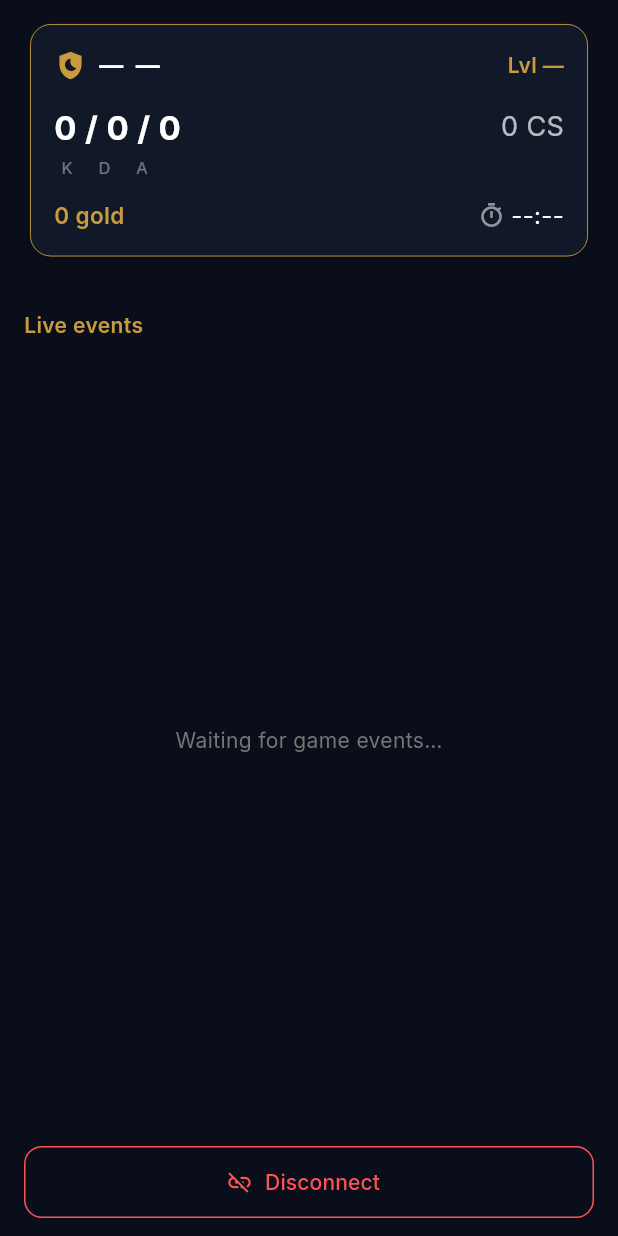
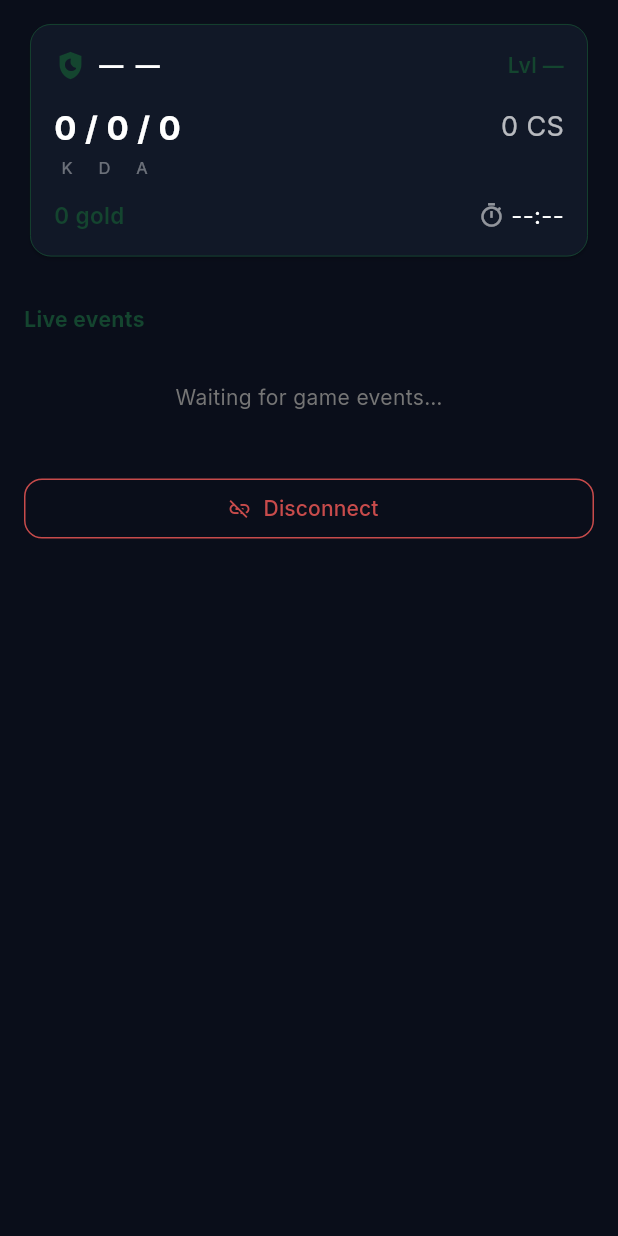
Before and after one commit to arena-chain/front-flutter, a Flutter app: the LolInGameScreen screen opened directly, on a phone screen of 412 x 824 dp. Run offline on Flutter 3.47's test engine with Material 3 defaults, Android fonts, the phone set to English and light mode, and no system bars; our stand-ins replace audioplayers, file_picker, flutter_map, google_fonts, google_sign_in, image_picker and 6 more; missing offline and left inert: flutter_webrtc, pointycastle; accounts and stored records are empty; network calls fail.

Commit message:
lol control works

```diff
--- a/lib/features/lol_control/lol_in_game_screen.dart
+++ b/lib/features/lol_control/lol_in_game_screen.dart
@@ -9,7 +9,7 @@ import 'package:arena_chain_flutter/services/rift_service.dart';
 import 'package:arena_chain_flutter/features/lol_control/lol_control_pairing_screen.dart';
 
 const _kBg = Color(0xFF0A0E1A);
-const _kGold = Color(0xFFC89B3C);
+const _kGold = Color(0xFF14452F);
 const _kSurface = Color(0xFF111827);
 const _kEnemyRed = Color(0xFFC84B4B);
 
@@ -353,38 +353,63 @@ class _LolInGameScreenState extends State<LolInGameScreen> {
           children: [
             Padding(
               padding: const EdgeInsets.symmetric(horizontal: 16, vertical: 12),
-              child: Column(
-                crossAxisAlignment: CrossAxisAlignment.stretch,
-                children: [
-                  _buildStatsCard(gs, timeStr),
-                  const SizedBox(height: 8),
-                  _buildTeamScoreBar(gs),
-                  const SizedBox(height: 8),
-                  _buildTeamScoresCard(gs),
-                  const SizedBox(height: 16),
-                  const Text(
+              child: CustomScrollView(
+                slivers: [
+                  SliverToBoxAdapter(child: _buildStatsCard(gs, timeStr)),
+                  const SliverToBoxAdapter(child: SizedBox(height: 8)),
+                  SliverToBoxAdapter(child: _buildTeamScoreBar(gs)),
+                  const SliverToBoxAdapter(child: SizedBox(height: 8)),
+                  SliverToBoxAdapter(child: _buildTeamScoresCard(gs)),
+                  const SliverToBoxAdapter(child: SizedBox(height: 12)),
+                  const SliverToBoxAdapter(
+                    child: Text(
                       'Live events',
                       style: TextStyle(
                         color: _kGold,
                         fontSize: 14,
-                      fontWeight: FontWeight.w600,
-                    ),
-                  ),
-                  const SizedBox(height: 8),
-                  Expanded(child: _buildEventList()),
-                  const SizedBox(height: 12),
-                  SizedBox(
-                    height: 48,
-                    child: OutlinedButton.icon(
-                      onPressed: _disconnectToPairing,
-                      icon: const Icon(Icons.link_off, color: Colors.redAccent),
-                      label: const Text('Disconnect', style: TextStyle(color: Colors.redAccent)),
-                      style: OutlinedButton.styleFrom(
-                        side: const BorderSide(color: Colors.redAccent),
-                        shape: RoundedRectangleBorder(borderRadius: BorderRadius.circular(12)),
+                        fontWeight: FontWeight.w700,
                       ),
                     ),
                   ),
+                  const SliverToBoxAdapter(child: SizedBox(height: 8)),
+                  if (_events.isEmpty)
+                    SliverToBoxAdapter(
+                      child: Padding(
+                        padding: const EdgeInsets.symmetric(vertical: 24),
+                        child: Center(
+                          child: Text(
+                            'Waiting for game events…',
+                            style: TextStyle(color: Colors.grey[600], fontSize: 14),
+                          ),
+                        ),
+                      ),
+                    )
+                  else
+                    SliverList(
+                      delegate: SliverChildBuilderDelegate(
+                        (context, index) => _buildEventItem(index),
+                        childCount: _events.length,
+                      ),
+                    ),
+                  const SliverToBoxAdapter(child: SizedBox(height: 16)),
+                  SliverToBoxAdapter(
+                    child: SizedBox(
+                      width: double.infinity,
+                      child: OutlinedButton.icon(
+                        onPressed: _disconnectToPairing,
+                        icon: const Icon(Icons.link_off, size: 16),
+                        label: const Text('Disconnect'),
+                        style: OutlinedButton.styleFrom(
+                          foregroundColor: _kEnemyRed,
+                          side: const BorderSide(color: _kEnemyRed),
+                          shape: RoundedRectangleBorder(
+                            borderRadius: BorderRadius.circular(12),
+                          ),
+                        ),
+                      ),
+                    ),
+                  ),
+                  const SliverToBoxAdapter(child: SizedBox(height: 16)),
                 ],
               ),
             ),
@@ -625,93 +650,104 @@ class _LolInGameScreenState extends State<LolInGameScreen> {
     );
   }
 
-  Widget _teamScoreRow(Map<String, dynamic> p, {required bool highlightLocal, required bool showPosition}) {
+  Widget _buildPlayerRow(
+    Map<String, dynamic> p, {
+    required bool highlightLocal,
+    required bool showPosition,
+    required bool isMyTeam,
+  }) {
     final name = p['summonerName']?.toString() ?? '';
-    final champName = p['championName']?.toString() ?? '';
     final isLocal = p['isLocalPlayer'] == true;
-    final prefix = isLocal ? '★ ' : '';
-    final k = p['kills'] ?? 0;
-    final d = p['deaths'] ?? 0;
-    final a = p['assists'] ?? 0;
-    final pos = p['position']?.toString() ?? '';
-    final posBit = (showPosition && pos.isNotEmpty) ? ' · $pos' : '';
     final isDead = p['isDead'] == true;
     final respawnTimer = (p['respawnTimer'] as num?)?.toDouble() ?? 0.0;
     final rawItems = p['items'];
     final items = rawItems is List ? rawItems : <dynamic>[];
+    final k = p['kills'] ?? 0;
+    final d = p['deaths'] ?? 0;
+    final a = p['assists'] ?? 0;
+    final champName = p['championName']?.toString() ?? '';
+    final ddKey = _normalizeDDragonName(champName);
+    final pos = p['position']?.toString() ?? '';
+    final posBit = (showPosition && pos.isNotEmpty) ? ' · $pos' : '';
 
-    final ddragonChamp = _normalizeDDragonName(champName);
-
-    final nameStyle = TextStyle(
-      color: isDead
+    final nameColor = isDead
         ? Colors.white24
         : (highlightLocal && isLocal)
             ? _kGold
-              : Colors.white70,
-      fontSize: 12,
-      fontWeight: (highlightLocal && isLocal && !isDead) ? FontWeight.w700 : FontWeight.w400,
-    );
+            : Colors.white70;
 
     return Padding(
-      padding: const EdgeInsets.symmetric(vertical: 2),
-      child: Row(
-        crossAxisAlignment: CrossAxisAlignment.center,
+      padding: const EdgeInsets.symmetric(vertical: 3),
+      child: Column(
+        crossAxisAlignment: CrossAxisAlignment.start,
         children: [
-          Padding(
-            padding: const EdgeInsets.only(right: 4),
-            child: ClipRRect(
+          Row(
+            children: [
+              ClipRRect(
                 borderRadius: BorderRadius.circular(3),
                 child: champName.isEmpty
                     ? Container(
-                      width: 20,
-                      height: 20,
+                        width: 22,
+                        height: 22,
                         color: const Color(0xFF1A1F2E),
-                      child: const Icon(Icons.person, size: 12, color: Colors.white38),
+                        child: const Icon(Icons.person, size: 14, color: Colors.white38),
                       )
                     : Image.network(
-                      'https://ddragon.leagueoflegends.com/cdn/14.10.1/img/champion/$ddragonChamp.png',
-                      width: 20,
-                      height: 20,
+                        'https://ddragon.leagueoflegends.com/cdn/14.10.1/img/champion/$ddKey.png',
+                        width: 22,
+                        height: 22,
                         fit: BoxFit.cover,
                         errorBuilder: (context, error, stackTrace) => Container(
-                        width: 20,
-                        height: 20,
+                          width: 22,
+                          height: 22,
                           color: const Color(0xFF1A1F2E),
-                        child: const Icon(Icons.person, size: 12, color: Colors.white38),
+                          child: const Icon(Icons.person, size: 14, color: Colors.white38),
                         ),
                       ),
               ),
-          ),
+              const SizedBox(width: 6),
+              if (highlightLocal && isLocal)
+                const Text('★ ', style: TextStyle(color: _kGold, fontSize: 11)),
               Expanded(
                 child: Text(
-              '$prefix$name  $k/$d/$a$posBit',
+                  '$name$posBit',
                   maxLines: 1,
                   overflow: TextOverflow.ellipsis,
-              style: nameStyle,
+                  style: TextStyle(
+                    color: nameColor,
+                    fontSize: 12,
+                    fontWeight: isLocal ? FontWeight.w700 : FontWeight.w400,
                   ),
                 ),
-          SizedBox(
-            width: 28,
-            child: isDead
-                ? Row(
-                    mainAxisSize: MainAxisSize.min,
-                    children: [
-                      const Icon(Icons.close, color: Colors.red, size: 10),
-                      if (respawnTimer > 0) ...[
-                        const SizedBox(width: 2),
+              ),
               Text(
-                          '${respawnTimer.toStringAsFixed(0)}s',
-                          style: const TextStyle(
-                            color: Colors.red,
-                            fontSize: 9,
+                '$k / $d / $a',
+                style: TextStyle(
+                  color: isMyTeam ? _kGold : _kEnemyRed,
+                  fontSize: 11,
+                  fontWeight: FontWeight.w600,
                 ),
               ),
             ],
+          ),
+          Padding(
+            padding: const EdgeInsets.only(left: 28, top: 2),
+            child: Row(
+              children: [
+                _buildItemSlots(items),
+                const Spacer(),
+                if (isDead) ...[
+                  const Icon(Icons.close, color: Colors.red, size: 10),
+                  if (respawnTimer > 0)
+                    Text(
+                      ' ${respawnTimer.toStringAsFixed(0)}s',
+                      style: const TextStyle(color: Colors.red, fontSize: 9),
+                    ),
                 ],
-                  )
-                : const SizedBox.shrink(),
+              ],
             ),
-          _buildItemSlots(items),
+          ),
+          const Divider(height: 6, thickness: 0.3, color: Colors.white12),
         ],
       ),
     );
@@ -729,82 +765,88 @@ class _LolInGameScreenState extends State<LolInGameScreen> {
     final mode = gs['gameMode']?.toString() ?? '';
     final showPosition = !mode.toUpperCase().contains('ARAM');
 
-    return Card(
+    return Column(
+      crossAxisAlignment: CrossAxisAlignment.stretch,
+      children: [
+        Card(
           color: _kSurface,
           shape: RoundedRectangleBorder(
-        borderRadius: BorderRadius.circular(14),
-        side: const BorderSide(color: Color(0x44C89B3C), width: 0.6),
+            borderRadius: BorderRadius.circular(12),
+            side: BorderSide(color: _kGold.withValues(alpha: 0.3), width: 0.6),
           ),
           child: Padding(
-        padding: const EdgeInsets.all(12),
-        child: IntrinsicHeight(
-          child: Row(
-            crossAxisAlignment: CrossAxisAlignment.stretch,
-            children: [
-              Expanded(
+            padding: const EdgeInsets.all(10),
             child: Column(
               crossAxisAlignment: CrossAxisAlignment.start,
               children: [
-                    const Text(
-                      'YOUR TEAM',
-                      style: TextStyle(color: _kGold, fontSize: 11, fontWeight: FontWeight.w800),
+                Text(
+                  'MY TEAM',
+                  style: TextStyle(
+                    color: _kGold,
+                    fontSize: 11,
+                    fontWeight: FontWeight.w700,
+                    letterSpacing: 1.2,
                   ),
-                    const SizedBox(height: 8),
+                ),
+                const SizedBox(height: 6),
                 ...myList.map(
-                      (p) => _teamScoreRow(
+                  (p) => _buildPlayerRow(
                     p,
                     highlightLocal: true,
                     showPosition: showPosition,
-                      ),
-                    ),
-                  ],
-                ),
-              ),
-              Container(
-                width: 1,
-                color: Colors.white12,
-                margin: const EdgeInsets.symmetric(horizontal: 8),
-              ),
-              Expanded(
-                child: Column(
-                  crossAxisAlignment: CrossAxisAlignment.start,
-                  children: [
-                    const Text(
-                      'ENEMY TEAM',
-                      style: TextStyle(color: _kEnemyRed, fontSize: 11, fontWeight: FontWeight.w800),
-                    ),
-                    const SizedBox(height: 8),
-                    ...enemyList.map(
-                      (p) => _teamScoreRow(
-                        p,
-                        highlightLocal: false,
-                        showPosition: showPosition,
-                      ),
-                    ),
-                  ],
+                    isMyTeam: true,
                   ),
                 ),
               ],
             ),
           ),
         ),
+        const SizedBox(height: 8),
+        Card(
+          color: _kSurface,
+          shape: RoundedRectangleBorder(
+            borderRadius: BorderRadius.circular(12),
+            side: BorderSide(color: _kEnemyRed.withValues(alpha: 0.3), width: 0.6),
+          ),
+          child: Padding(
+            padding: const EdgeInsets.all(10),
+            child: Column(
+              crossAxisAlignment: CrossAxisAlignment.start,
+              children: [
+                Text(
+                  'ENEMY TEAM',
+                  style: TextStyle(
+                    color: _kEnemyRed,
+                    fontSize: 11,
+                    fontWeight: FontWeight.w700,
+                    letterSpacing: 1.2,
+                  ),
+                ),
+                const SizedBox(height: 6),
+                ...enemyList.map(
+                  (p) => _buildPlayerRow(
+                    p,
+                    highlightLocal: false,
+                    showPosition: showPosition,
+                    isMyTeam: false,
+                  ),
+                ),
+              ],
+            ),
+          ),
+        ),
+      ],
     );
   }
 
-  Widget _buildEventList() {
-    if (_events.isEmpty) {
-      return Center(
-        child: Text(
-          'Waiting for game events…',
-          style: TextStyle(color: Colors.grey[600], fontSize: 14),
-        ),
-      );
-    }
-    return ListView.separated(
-      padding: EdgeInsets.zero,
-      itemCount: _events.length,
-      separatorBuilder: (context, _) => const Divider(color: Colors.white12, height: 1),
-      itemBuilder: (ctx, i) => _buildEventRow(_events[i]),
+  Widget _buildEventItem(int index) {
+    final e = _events[index];
+    return Column(
+      mainAxisSize: MainAxisSize.min,
+      children: [
+        _buildEventRow(e),
+        if (index < _events.length - 1) const Divider(color: Colors.white12, height: 1),
+      ],
     );
   }
 
--- a/lib/main.dart
+++ b/lib/main.dart
@@ -16,9 +16,11 @@ import 'package:arena_chain_flutter/screens/feature_auth/ui/splash_screen.dart';
 import 'package:arena_chain_flutter/screens/scouter/ui/scouter_home_screen.dart';
 import 'package:arena_chain_flutter/screens/admin/ui/admin_home_screen.dart';
 import 'package:arena_chain_flutter/services/rift_service.dart';
+import 'package:arena_chain_flutter/core/config/api_config.dart';
 import 'package:google_fonts/google_fonts.dart';
 
 void main() {
+  ApiConfig.printDebugInfo();
   runApp(const MyApp());
 }
 
```
Also changed, not shown: lib/features/lol_control/lol_queue_screen.dart (+45 -1 lines). Lines whose indentation alone changed are shown as unchanged.
